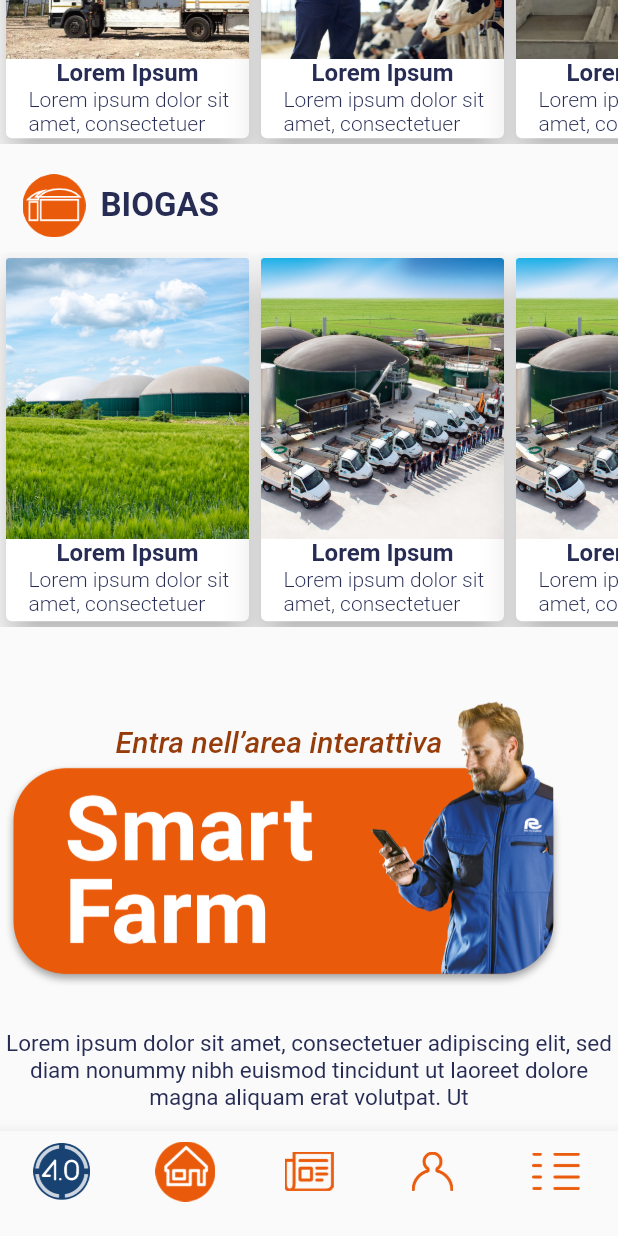
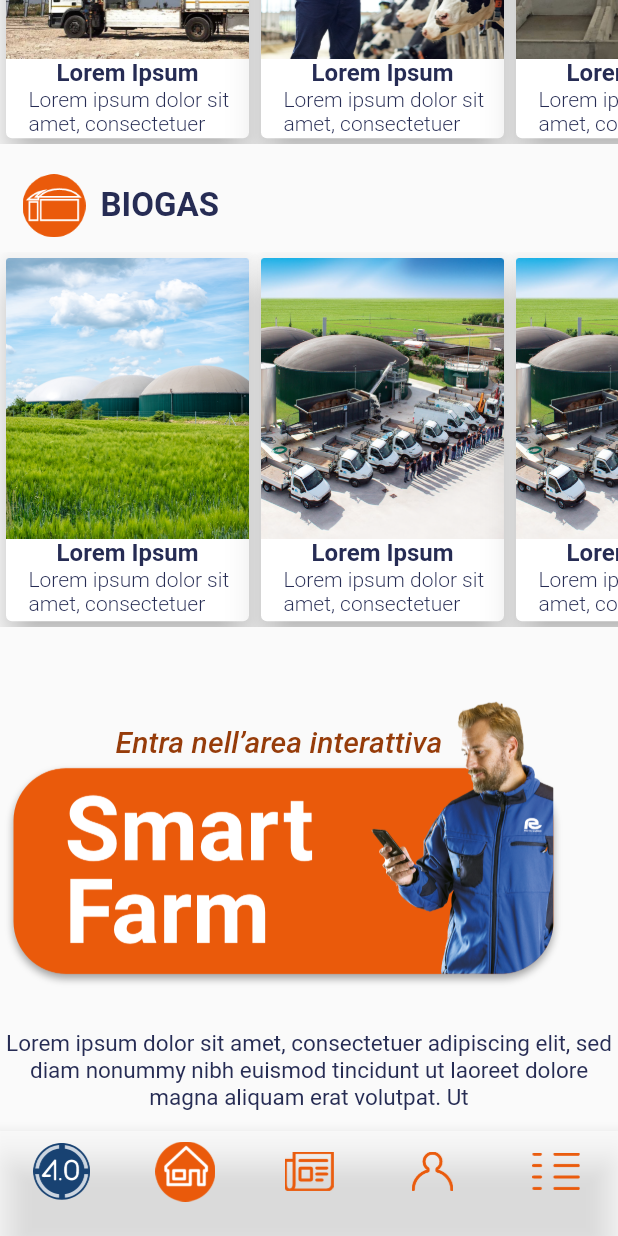
Before and after one commit to rdjlogistic/Rota-Guido-App, a Flutter app: the HomeScreen screen opened by its route, item 2 of the bottom bar chosen, scrolled down 576 dp, on a phone screen of 412 x 824 dp. Run offline on Flutter 3.47's test engine with Material 2 defaults, Android fonts, the phone set to English and light mode, and no system bars; our stand-ins replace carousel_pro_nullsafety, get.

Commit message:
[+] Details Screen(Done)

```diff
--- a/lib/routes/app_pages.dart
+++ b/lib/routes/app_pages.dart
@@ -2,6 +2,7 @@
 import 'package:flutter/material.dart';
 
 import 'package:get/get.dart';
+import 'package:rota_guido/screen/blog_info/blog_info.dart';
 import 'package:rota_guido/screen/home_screen/home_screen.dart';
 import 'package:rota_guido/screen/sign_in_screen/signin_screen.dart';
 import 'package:rota_guido/screen/sign_up_screen/sign_up_screen.dart';
@@ -39,6 +40,12 @@ class RouteGenerator {
           transition: Transition.fade,
           transitionDuration: Duration(milliseconds: duration),
         );
+      case Routes.BLOG_INFo:
+        return GetPageRoute(
+          page: () => BlogInfo(),
+          transition: Transition.fade,
+          transitionDuration: Duration(milliseconds: duration),
+        );
       default:
         return GetPageRoute(
           page: () => Scaffold(
--- a/lib/routes/app_routes.dart
+++ b/lib/routes/app_routes.dart
@@ -7,6 +7,7 @@ abstract class Routes {
   static const SIGN_IN = '/signin';
   static const SIGN_UP = '/signup';
   static const HOME = '/home';
+  static const BLOG_INFo = '/blog_info';
 
 
 
--- a/lib/screen/home_screen/home_screen.dart
+++ b/lib/screen/home_screen/home_screen.dart
@@ -5,6 +5,7 @@ import 'package:flutter/cupertino.dart';
 import 'package:flutter/material.dart';
 import 'package:flutter/widgets.dart';
 import 'package:get/get.dart';
+import 'package:rota_guido/routes/app_pages.dart';
 
 import 'package:rota_guido/theme/colors.dart';
 import 'package:rota_guido/theme/fonts.dart';
@@ -14,8 +15,6 @@ int _currentIndex = 0;
 
 class HomeScreen extends StatefulWidget {
   const HomeScreen({Key? key}) : super(key: key);
-
-
 
   @override
   _HomeScreenState createState() => _HomeScreenState();
@@ -34,8 +33,6 @@ class _HomeScreenState extends State<HomeScreen> {
     const Text('Page Four'),
     const Text('Page five'),
   ];
-
-
 
   @override
   Widget build(BuildContext context) {
@@ -418,33 +415,35 @@ class _HomeScreenState extends State<HomeScreen> {
       )
     ]),*/
       bottomNavigationBar: BottomNavigationBar(
-        unselectedIconTheme: IconThemeData(color: Colors.grey[400]),
-        selectedIconTheme: const IconThemeData(color: Colors.black),
-        unselectedLabelStyle: TextStyle(color: Colors.grey[400]),
-        selectedLabelStyle: const TextStyle(color: Colors.black),
-        fixedColor: Colors.green,
+        backgroundColor: Colors.white.withOpacity(0.5),
+        // backgroundColor: Colors.transparent,
         type: BottomNavigationBarType.fixed,
         onTap: onTapped,
         currentIndex: _currentIndex,
-        items:[
-          BottomNavigationBarItem(icon: Image.asset(Images.userBottom,scale: 3,), label: '',activeIcon: Image.asset(Images.usersActive,scale: 3)),
-          BottomNavigationBarItem(icon: Image.asset(Images.homeBottom,scale: 3), label: '',activeIcon: Image.asset(Images.homeActive,scale: 3)),
-          BottomNavigationBarItem(icon: Image.asset(Images.newsBottom,scale: 3), label: '',activeIcon: Image.asset(Images.newsActive,scale: 3)),
-          BottomNavigationBarItem(icon: Image.asset(Images.profileBottom,scale:3), label: '',activeIcon: Image.asset(Images.userActive,scale: 3)),
-          BottomNavigationBarItem(icon: Image.asset(Images.moreBottom,scale: 3), label: '',activeIcon: Image.asset(Images.moreActive,scale: 3)),
+        items: [
+          BottomNavigationBarItem(
+              icon: Image.asset(
+                Images.userBottom,
+                scale: 3,
+              ),
+              label: '',
+              activeIcon: Image.asset(Images.usersActive, scale: 3)),
+          BottomNavigationBarItem(icon: Image.asset(Images.homeBottom, scale: 3), label: '', activeIcon: Image.asset(Images.homeActive, scale: 3)),
+          BottomNavigationBarItem(icon: Image.asset(Images.newsBottom, scale: 3), label: '', activeIcon: Image.asset(Images.newsActive, scale: 3)),
+          BottomNavigationBarItem(icon: Image.asset(Images.profileBottom, scale: 3), label: '', activeIcon: Image.asset(Images.userActive, scale: 3)),
+          BottomNavigationBarItem(icon: Image.asset(Images.moreBottom, scale: 3), label: '', activeIcon: Image.asset(Images.moreActive, scale: 3)),
         ],
       ),
       body: Center(child: _widgetList[_currentIndex]),
-
     );
   }
+
   void onTapped(int index) {
     setState(() {
       _currentIndex = index;
     });
   }
 }
-
 
 class HomeWidget extends StatefulWidget {
   const HomeWidget({Key? key}) : super(key: key);
@@ -456,6 +455,7 @@ class HomeWidget extends StatefulWidget {
 class _HomeWidgetState extends State<HomeWidget> {
   List<String> imageArray = ['${Images.tech1}', '${Images.tech2}', '${Images.tech3}'];
   List<String> imageArray1 = ['${Images.blog1}', '${Images.blog2}', '${Images.blog2}'];
+
   @override
   Widget build(BuildContext context) {
     return ListView(physics: new ClampingScrollPhysics(), children: [
@@ -731,7 +731,11 @@ class _HomeWidgetState extends State<HomeWidget> {
                 shrinkWrap: true,
                 scrollDirection: Axis.horizontal,
                 itemCount: imageArray1.length,
-                itemBuilder: (BuildContext context, int index) => Container(
+                itemBuilder: (BuildContext context, int index) => GestureDetector(
+                  onTap: () {
+                    Get.toNamed(Routes.BLOG_INFo);
+                  },
+                  child: Container(
                     height: 100,
                     width: 170,
                     child: Card(
@@ -757,6 +761,7 @@ class _HomeWidgetState extends State<HomeWidget> {
                         ],
                       ),
                       elevation: 10,
+                    ),
                   ),
                 ),
               ),
@@ -811,8 +816,15 @@ class _HomeWidgetState extends State<HomeWidget> {
                   ),
                 ),
                 Container(
+                  decoration:const BoxDecoration(
+                      color: Colors.black26,
+                      borderRadius: BorderRadius.only(
+                        bottomLeft: Radius.circular(10.0),
+                        bottomRight: Radius.circular(10.0),
+                      )),
                   height: 60,
-                  color: Colors.black26,
+                  // color: Colors.black26,
+                  // color: Colors.red,
                   margin: EdgeInsets.only(left: 20, right: 20, top: 120),
                 ),
                 Container(
@@ -848,8 +860,14 @@ class _HomeWidgetState extends State<HomeWidget> {
                   ),
                 ),
                 Container(
+                  decoration:const BoxDecoration(
+                      color: Colors.black26,
+                      borderRadius: BorderRadius.only(
+                        bottomLeft: Radius.circular(10.0),
+                        bottomRight: Radius.circular(10.0),
+                      )),
                   height: 60,
-                  color: Colors.black26,
+                  // color: Colors.black26,
                   margin: EdgeInsets.only(left: 20, right: 20, top: 120),
                 ),
                 Container(
@@ -875,6 +893,7 @@ class _HomeWidgetState extends State<HomeWidget> {
       )
     ]);
   }
+
   void onTapped(int index) {
     setState(() {
       _currentIndex = index;
--- a/lib/theme/image.dart
+++ b/lib/theme/image.dart
@@ -49,6 +49,16 @@ class Images {
   static var back = '${images}back.png';
 
 
+  static var blogInfoImage = '${images}blog_info_image.png';
+  static var related = '${images}related.png';
+  static var related1 = '${images}related1.png';
+  static var related2 = '${images}related2.png';
+  static var related3 = '${images}related3.png';
+  static var related4 = '${images}related4.png';
+
+
+
+
 
 
 }
```
Also changed, not shown: lib/screen/blog_info/blog_info.dart (added, +191 -0 lines), assets/images/back.png (added), assets/images/blog_info_image.png (added), assets/images/related.png (added), assets/images/related1.png (added), assets/images/related2.png (added), assets/images/related3.png (added), assets/images/related4.png (added). Lines whose indentation alone changed are shown as unchanged.
